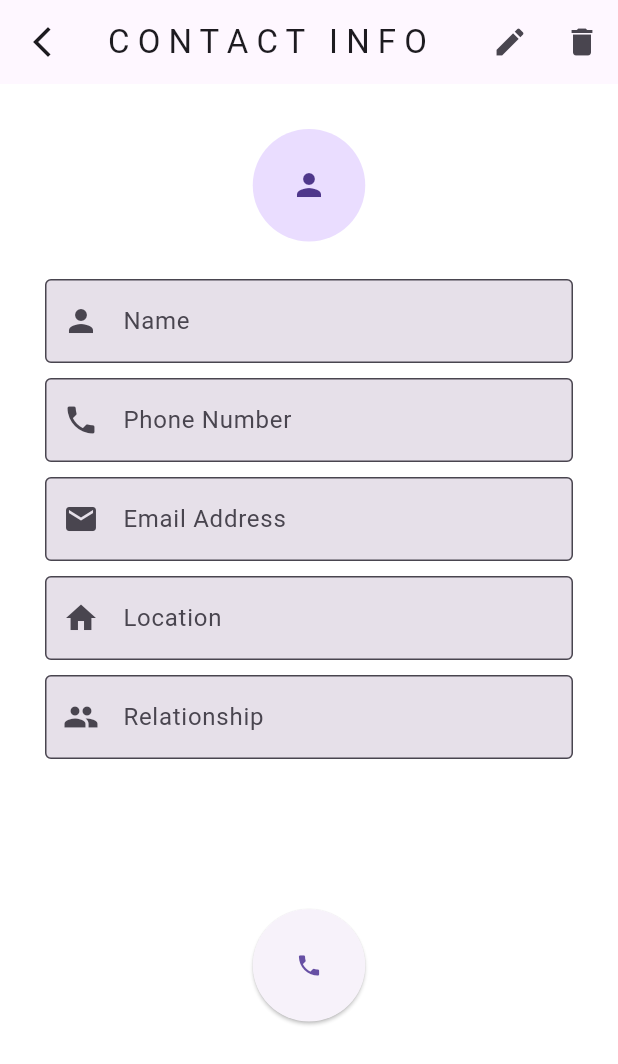
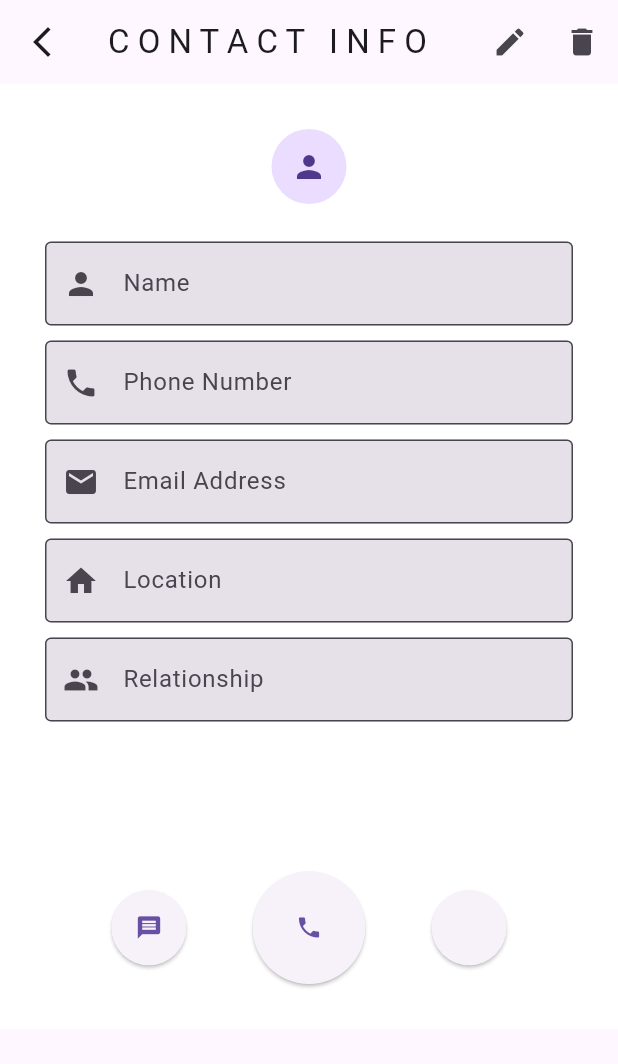
Before and after one commit to id1otSavan7/Flutter-Contact-Manager, a Flutter app: the ViewContactPage screen opened directly with empty values, on a phone screen of 412 x 824 dp. Shown: the top 1064 px of the screen. Run offline on Flutter 3.47's test engine with Material 3 defaults, Android fonts, the phone set to English and light mode, and no system bars; our stand-ins replace hive, hive_flutter, permission_handler; missing offline and left inert: flutter_phone_direct_caller; accounts and stored records are empty.

Commit message:
Finished Quick Dial Section... and added a Messaging Button when viewing contacts. Altered textstyle of confirming on deletion of a data.

```diff
--- a/lib/data/models/Contact.dart
+++ b/lib/data/models/Contact.dart
@@ -54,7 +54,7 @@ class MyContact extends HiveObject {
 }
 
 @HiveType(typeId: 2)
-class QuickCallList {
+class QuickCallList extends HiveObject {
   @HiveField(0)
   String? contactName;
 
--- a/lib/pages/screens/sub_screens/view_contact_page.dart
+++ b/lib/pages/screens/sub_screens/view_contact_page.dart
@@ -13,23 +13,13 @@ import '../../../utils/widgets/field_entry/user_field_entry.dart';
 
 // ignore: must_be_immutable
 class ViewContactPage extends StatefulWidget {
-  final int index;
+  final Contact contact;
   late bool isBeingModified;
-  final String? recipientName;
-  final String? recipientPhoneNumber;
-  final String? recipientEmailAddress;
-  final String? recipientAddress;
-  final String? recipientRelation;
 
   ViewContactPage({
     super.key,
-    required this.index,
+    required this.contact,
     required this.isBeingModified,
-    required this.recipientName,
-    required this.recipientPhoneNumber,
-    required this.recipientEmailAddress,
-    required this.recipientAddress,
-    required this.recipientRelation,
     });
 
   @override
@@ -52,11 +42,11 @@ class _ViewContactPageState extends State<ViewContactPage> {
   @override
   void initState() {
     super.initState();
-    _recipientName = TextEditingController(text: widget.recipientName);
-    _recipientPhoneNumber = TextEditingController(text: widget.recipientPhoneNumber);
-    _recipientEmailAddress = TextEditingController(text: widget.recipientEmailAddress);
-    _recipientAddress = TextEditingController(text: widget.recipientAddress);
-    _recipientRelation = TextEditingController(text: widget.recipientRelation);
+    _recipientName = TextEditingController(text: widget.contact.recipientName);
+    _recipientPhoneNumber = TextEditingController(text: widget.contact.recipientPhoneNumber);
+    _recipientEmailAddress = TextEditingController(text: widget.contact.recipientEmailAddress);
+    _recipientAddress = TextEditingController(text: widget.contact.recipientAddress);
+    _recipientRelation = TextEditingController(text: widget.contact.recipientRelation);
   }
 
   @override
@@ -84,16 +74,16 @@ class _ViewContactPageState extends State<ViewContactPage> {
         recipientAddress: isDataNull(_recipientAddress.text, 'No data recorded.'),
         recipientRelation: isDataNull(_recipientRelation.text, 'No data recorded.'),);
       setState(() {
-        record.updateContact(widget.index, contact);
+        record.updateContact(widget.contact, contact);
       });
       Navigator.popAndPushNamed(context, '/home');
       disposeControllerData();
     }
   }
 
-  void deleteContactData(int index){
+  void deleteContactData(){
     setState(() {
-      record.deleteContact(index);
+      record.deleteContact(widget.contact);
     });
     disposeControllerData();
   }
@@ -123,10 +113,10 @@ class _ViewContactPageState extends State<ViewContactPage> {
                       Navigator.pop(context);
                     }, content: const Text('CANCEL')),
                     AppButton(onPressedEvent: (){
-                      deleteContactData(widget.index);
+                      deleteContactData();
                       Navigator.pop(context);
                       Navigator.popAndPushNamed(context, "/home");
-                    }, content: const Text('CONFIRM')),
+                    }, content: const Text('CONFIRM', style: TextStyle(color: Colors.red),)),
                   ],
                 );
               });
@@ -142,9 +132,9 @@ class _ViewContactPageState extends State<ViewContactPage> {
             children: [
               Center(
                 child: SizedBox(
-                  height: 75,
-                  width: 75,
-                  child: ContactProfile(name: widget.recipientName, radius: 15,),
+                  height: 50,
+                  width: 50,
+                  child: ContactProfile(name: widget.contact.recipientName, radius: 15,),
                 ),
               ),
 
@@ -164,14 +154,35 @@ class _ViewContactPageState extends State<ViewContactPage> {
               SizedBox(height: (widget.isBeingModified) ? 100 : 100,),
 
               (!widget.isBeingModified) ?
-              Center(
-                child: SizedBox(
+              Row(
+                crossAxisAlignment: CrossAxisAlignment.center,
+                mainAxisAlignment: MainAxisAlignment.spaceEvenly,
+                children: [
+                  SizedBox(
+                    height: 50,
+                    width: 50,
+                    child: CircularAppButton(
+                      onPressedEvent: (){
+                        try {
+                          call.openMessage(widget.contact.recipientPhoneNumber);
+                        } catch (e) {
+                          showErrorDialog(
+                            context,
+                            'Something went wrong!',
+                            "Unknown Exception: $e"
+                            );
+                        }
+                      },
+                      content: const Icon(Icons.message)),
+                  ),
+
+                  SizedBox(
                     height: 75,
                     width: 75,
                     child: CircularAppButton(
                       onPressedEvent: (){
                         try {
-                        call.makePhoneCall(widget.recipientPhoneNumber);
+                          call.makePhoneCall(widget.contact.recipientPhoneNumber);
                         } catch (e) {
                           showErrorDialog(
                             context,
@@ -182,6 +193,17 @@ class _ViewContactPageState extends State<ViewContactPage> {
                       },
                       content: const Icon(Icons.phone)),
                   ),
+
+                  SizedBox(
+                    height: 50,
+                    width: 50,
+                    child: CircularAppButton(
+                      onPressedEvent: (){
+
+                      },
+                      content: const Text('')),
+                  ),
+                ],
               ) : Row(
                 mainAxisAlignment: MainAxisAlignment.end,
                 children: [
```
Also changed, not shown: lib/data/database.dart (+22 -21 lines), lib/functions/call_function.dart (+11 -0 lines), lib/functions/helpers.dart (+10 -3 lines), lib/pages/screens/home_page.dart (+1 -9 lines), lib/utils/cards/contact_tile.dart (+5 -12 lines), lib/utils/widgets/quickCallSection.dart (+22 -7 lines), pubspec.lock, 2 other files. Lines whose indentation alone changed are shown as unchanged.
